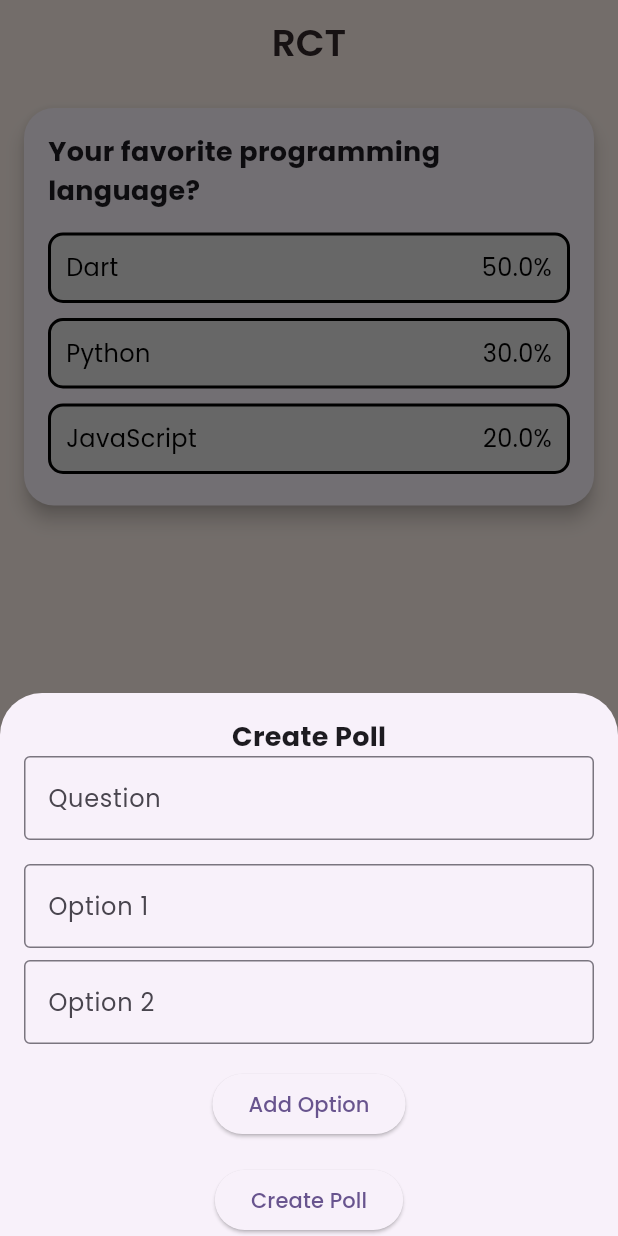
After one commit to 0Armaan025/remote-collab-tool, a Flutter app: the screen it shows after launch, item 4 of the bottom bar chosen, after a tap on the "add" icon, on a phone screen of 412 x 824 dp. The commit adds this screen. Run offline on Flutter 3.47's test engine with Material 3 defaults, Android fonts, the phone set to English and light mode, and no system bars; drawn by our look-alikes of google_nav_bar; our stand-ins replace another_flutter_splash_screen, file_picker, firebase_core, flutter_animate, flutter_countdown_timer, flutter_onboarding_slider and 4 more; accounts and stored records are empty.

Commit message:
poll screen a bit done

```diff
--- /dev/null
+++ b/lib/features/poll_screen/poll_list_screen.dart
@@ -0,0 +1,293 @@
+import 'package:flutter/material.dart';
+import 'package:remote_collab_tool/common/appbar/appbar.dart';
+import 'package:remote_collab_tool/common/navbar/navbar.dart';
+import 'package:remote_collab_tool/theme/pallete.dart';
+
+void main() {
+  runApp(MyApp());
+}
+
+class MyApp extends StatelessWidget {
+  @override
+  Widget build(BuildContext context) {
+    return MaterialApp(
+      title: 'Cool Poll App',
+      theme: ThemeData(
+        primarySwatch: Colors.purple,
+      ),
+      home: PollListScreen(),
+    );
+  }
+}
+
+class PollListScreen extends StatefulWidget {
+  @override
+  _PollListScreenState createState() => _PollListScreenState();
+}
+
+class _PollListScreenState extends State<PollListScreen> {
+  List<Poll> polls = [
+    Poll(
+        question: "Your favorite programming language?",
+        options: ["Dart", "Python", "JavaScript"],
+        votes: [50, 30, 20],
+        hasVoted: false),
+    // More polls can be added here
+  ];
+
+  void _addPoll(Poll poll) {
+    setState(() {
+      polls.add(poll);
+    });
+  }
+
+  void _vote(Poll poll, int optionIndex) {
+    setState(() {
+      poll.votes[optionIndex]++;
+      poll.hasVoted = true;
+    });
+  }
+
+  @override
+  Widget build(BuildContext context) {
+    return Scaffold(
+      backgroundColor: Pallete.bgColor,
+      appBar: createAppBar(),
+      bottomNavigationBar: MyBottomNavigationBar(),
+      body: Container(
+        padding: EdgeInsets.all(16.0),
+        child: ListView(
+          children:
+              polls.map((poll) => PollCard(poll: poll, onVote: _vote)).toList(),
+        ),
+      ),
+      floatingActionButton: FloatingActionButton(
+        onPressed: () {
+          showModalBottomSheet(
+            context: context,
+            isScrollControlled: true,
+            builder: (BuildContext context) {
+              return PollCreationSheet(onPollCreated: _addPoll);
+            },
+          );
+        },
+        child: Icon(Icons.add),
+        backgroundColor: Pallete.buttonColor,
+      ),
+    );
+  }
+}
+
+class Poll {
+  String question;
+  List<String> options;
+  List<int> votes;
+  bool hasVoted;
+
+  Poll(
+      {required this.question,
+      required this.options,
+      required this.votes,
+      this.hasVoted = false});
+}
+
+class PollCard extends StatefulWidget {
+  final Poll poll;
+  final void Function(Poll, int) onVote;
+
+  PollCard({required this.poll, required this.onVote});
+
+  @override
+  _PollCardState createState() => _PollCardState();
+}
+
+class _PollCardState extends State<PollCard> {
+  int? selectedOptionIndex;
+
+  void _handleVote(int index) {
+    if (widget.poll.hasVoted) return;
+    setState(() {
+      selectedOptionIndex = index;
+      widget.onVote(widget.poll, index);
+    });
+  }
+
+  @override
+  Widget build(BuildContext context) {
+    int totalVotes = widget.poll.votes.reduce((a, b) => a + b);
+    return Card(
+      shape: RoundedRectangleBorder(borderRadius: BorderRadius.circular(20)),
+      elevation: 5,
+      margin: EdgeInsets.only(bottom: 16),
+      child: Padding(
+        padding: EdgeInsets.all(16),
+        child: Column(
+          crossAxisAlignment: CrossAxisAlignment.start,
+          children: [
+            Text(widget.poll.question,
+                style: TextStyle(
+                    fontFamily: 'Poppins',
+                    fontSize: 18,
+                    fontWeight: FontWeight.bold)),
+            SizedBox(height: 10),
+            ...widget.poll.options.asMap().entries.map((entry) {
+              int idx = entry.key;
+              String option = entry.value;
+              double percentage = totalVotes == 0
+                  ? 0
+                  : (widget.poll.votes[idx] / totalVotes) * 100;
+              bool isSelected = selectedOptionIndex == idx;
+
+              return InkWell(
+                onTap: widget.poll.hasVoted ? null : () => _handleVote(idx),
+                child: Container(
+                  margin: EdgeInsets.symmetric(vertical: 5),
+                  padding: EdgeInsets.all(10),
+                  decoration: BoxDecoration(
+                    color: isSelected ? Colors.white : Colors.grey[300],
+                    borderRadius: BorderRadius.circular(10),
+                    border: Border.all(color: Colors.black, width: 2),
+                  ),
+                  child: Row(
+                    mainAxisAlignment: MainAxisAlignment.spaceBetween,
+                    children: [
+                      Text(option,
+                          style: TextStyle(
+                              fontFamily: 'Poppins',
+                              fontSize: 16,
+                              color: isSelected ? Colors.black : Colors.black)),
+                      Text('${percentage.toStringAsFixed(1)}%',
+                          style: TextStyle(
+                              fontFamily: 'Poppins',
+                              fontSize: 16,
+                              color: isSelected ? Colors.black : Colors.black)),
+                    ],
+                  ),
+                ),
+              );
+            }).toList(),
+          ],
+        ),
+      ),
+    );
+  }
+}
+
+class PollCreationSheet extends StatefulWidget {
+  final Function(Poll) onPollCreated;
+
+  PollCreationSheet({required this.onPollCreated});
+
+  @override
+  _PollCreationSheetState createState() => _PollCreationSheetState();
+}
+
+class _PollCreationSheetState extends State<PollCreationSheet> {
+  final _formKey = GlobalKey<FormState>();
+  String questionText = '';
+  List<String> options = ['', ''];
+
+  void _addOption() {
+    setState(() {
+      options.add('');
+    });
+  }
+
+  void _removeOption(int index) {
+    setState(() {
+      options.removeAt(index);
+    });
+  }
+
+  void _submitPoll() {
+    if (_formKey.currentState!.validate()) {
+      _formKey.currentState!.save();
+      widget.onPollCreated(Poll(
+          question: questionText,
+          options: options,
+          votes: List.filled(options.length, 0)));
+      Navigator.pop(context);
+    }
+  }
+
+  @override
+  Widget build(BuildContext context) {
+    return Padding(
+      padding: EdgeInsets.only(
+        bottom: MediaQuery.of(context).viewInsets.bottom,
+        left: 16,
+        right: 16,
+        top: 16,
+      ),
+      child: Column(
+        mainAxisSize: MainAxisSize.min,
+        children: [
+          Text('Create Poll',
+              style: TextStyle(
+                  fontFamily: 'Poppins',
+                  fontSize: 18,
+                  fontWeight: FontWeight.bold)),
+          Form(
+            key: _formKey,
+            child: Column(
+              children: [
+                TextFormField(
+                  decoration: InputDecoration(
+                      labelText: 'Question',
+                      border: OutlineInputBorder(),
+                      labelStyle: TextStyle(fontFamily: 'Poppins')),
+                  validator: (value) =>
+                      value!.isEmpty ? 'Please enter a question' : null,
+                  onSaved: (value) => questionText = value!,
+                ),
+                SizedBox(height: 16),
+                ...options.asMap().entries.map((entry) {
+                  int index = entry.key;
+                  return Padding(
+                    padding: const EdgeInsets.only(bottom: 8.0),
+                    child: TextFormField(
+                      decoration: InputDecoration(
+                        labelText: 'Option ${index + 1}',
+                        border: OutlineInputBorder(),
+                        labelStyle: TextStyle(fontFamily: 'Poppins'),
+                        suffixIcon: options.length > 2
+                            ? IconButton(
+                                icon: Icon(Icons.delete),
+                                onPressed: () => _removeOption(index),
+                              )
+                            : null,
+                      ),
+                      validator: (value) =>
+                          value!.isEmpty ? 'Please enter an option' : null,
+                      onSaved: (value) => options[index] = value!,
+                    ),
+                  );
+                }).toList(),
+                SizedBox(height: 8),
+                ElevatedButton(
+                  onPressed: _addOption,
+                  child: Text('Add Option',
+                      style: TextStyle(fontFamily: 'Poppins')),
+                  style: ElevatedButton.styleFrom(
+                    shape: RoundedRectangleBorder(
+                        borderRadius: BorderRadius.circular(30.0)),
+                  ),
+                ),
+                SizedBox(height: 16),
+                ElevatedButton(
+                  onPressed: _submitPoll,
+                  child: Text('Create Poll',
+                      style: TextStyle(fontFamily: 'Poppins')),
+                  style: ElevatedButton.styleFrom(
+                    shape: RoundedRectangleBorder(
+                        borderRadius: BorderRadius.circular(30.0)),
+                  ),
+                ),
+              ],
+            ),
+          ),
+        ],
+      ),
+    );
+  }
+}
--- a/lib/main.dart
+++ b/lib/main.dart
@@ -10,6 +10,8 @@ import 'package:remote_collab_tool/features/auth/screens/sign_up_page.dart';
 import 'package:remote_collab_tool/employer/setup_screen/employer_setup.dart';
 import 'package:remote_collab_tool/features/home/home_page.dart';
 import 'package:remote_collab_tool/features/onboarding_screens/onboarding_screen.dart';
+import 'package:remote_collab_tool/features/poll_screen/poll_list_screen.dart';
+import 'package:remote_collab_tool/features/poll_screen/poll_screen.dart';
 import 'package:remote_collab_tool/features/pomodoro_timer/pomodoro_timer_screen.dart';
 import 'package:remote_collab_tool/features/share_files/share_files_screen.dart';
 import 'package:remote_collab_tool/features/splash_screen/splash_screen.dart';
@@ -36,7 +38,7 @@ class MyApp extends StatelessWidget {
         colorScheme: ColorScheme.fromSeed(seedColor: Colors.deepPurple),
         useMaterial3: true,
       ),
-      home: EmployeeOrganizationViewScreen(),
+      home: PollListScreen(),
     );
   }
 }
```
Also changed, not shown: lib/employee/employee_org_view_screen/employee_organization_view_screen.dart (+4 -122 lines), lib/features/poll_screen/poll_screen.dart (added, +121 -0 lines).
